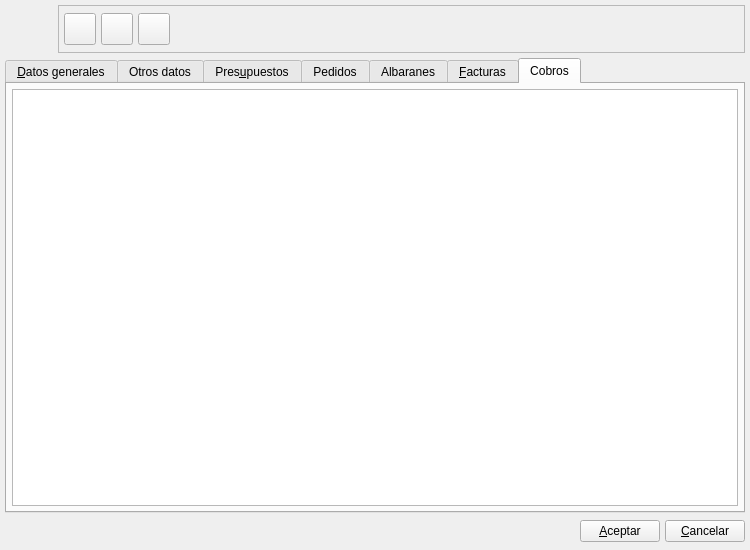
First picture: the form in bulmages/bulmafact/src/clientebase.ui, repository eboladev/Bulmages-1, before the edit.
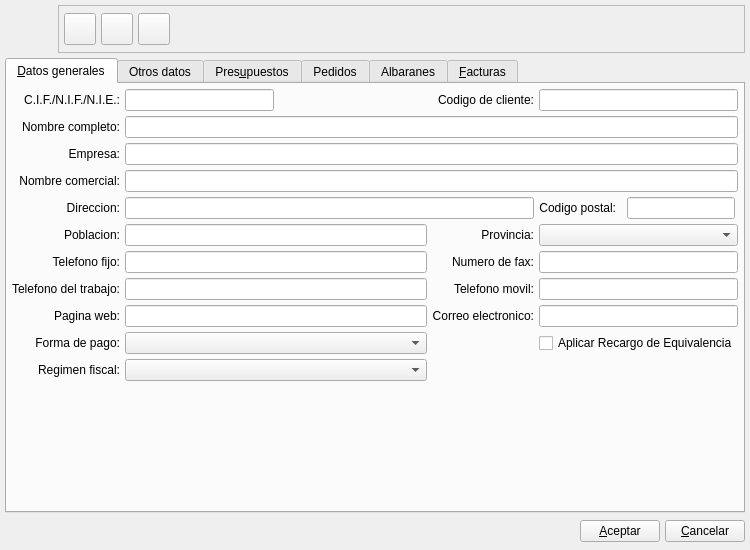
Second picture: the form after the edit. The open tabs and pages were chosen to show the change. Icons and pictures are not drawn. Custom widgets are drawn as their Qt base class.

Commit message: Siguiendo con la linea de reducir el core a la minima expresion saco la gestion de cobros a clientes en forma de plugin. NOTA: Ahora si quereis tener gestion de cobros en bulmafact teneis que agregar este plugin. La funcionalidad es la misma. NOTA II: Habia plugins que trabajaban con cobros y estan modificados para que puedan trabajar igual. Solo que ahora tienen como dependencia este plugin.

The edit to the form file:
```diff
--- a/bulmages/bulmafact/src/clientebase.ui
+++ b/bulmages/bulmafact/src/clientebase.ui
@@ -216,6 +216,43 @@
      </item>
     </layout>
    </item>
+   <item row="2" column="0" >
+    <layout class="QHBoxLayout" >
+     <property name="spacing" >
+      <number>5</number>
+     </property>
+     <property name="margin" >
+      <number>0</number>
+     </property>
+     <item>
+      <spacer>
+       <property name="orientation" >
+        <enum>Qt::Horizontal</enum>
+       </property>
+       <property name="sizeHint" stdset="0" >
+        <size>
+         <width>331</width>
+         <height>27</height>
+        </size>
+       </property>
+      </spacer>
+     </item>
+     <item>
+      <widget class="QPushButton" name="mui_aceptar" >
+       <property name="text" >
+        <string>&amp;Aceptar</string>
+       </property>
+      </widget>
+     </item>
+     <item>
+      <widget class="QPushButton" name="mui_cancelar" >
+       <property name="text" >
+        <string>&amp;Cancelar</string>
+       </property>
+      </widget>
+     </item>
+    </layout>
+   </item>
    <item row="1" column="0" >
     <widget class="QTabWidget" name="mui_tab" >
      <property name="enabled" >
@@ -820,69 +857,8 @@
        </item>
       </layout>
      </widget>
-     <widget class="QWidget" name="Tab6" >
-      <property name="geometry" >
-       <rect>
-        <x>0</x>
-        <y>0</y>
-        <width>640</width>
-        <height>409</height>
-       </rect>
-      </property>
-      <attribute name="title" >
-       <string>Cobros</string>
-      </attribute>
-      <layout class="QGridLayout" >
-       <property name="margin" >
-        <number>5</number>
-       </property>
-       <property name="spacing" >
-        <number>5</number>
-       </property>
-       <item row="0" column="0" >
-        <widget class="CobrosList" name="m_listcobros" />
-       </item>
-      </layout>
-     </widget>
     </widget>
    </item>
-   <item row="2" column="0" >
-    <layout class="QHBoxLayout" >
-     <property name="spacing" >
-      <number>5</number>
-     </property>
-     <property name="margin" >
-      <number>0</number>
-     </property>
-     <item>
-      <spacer>
-       <property name="orientation" >
-        <enum>Qt::Horizontal</enum>
-       </property>
-       <property name="sizeHint" stdset="0" >
-        <size>
-         <width>331</width>
-         <height>27</height>
-        </size>
-       </property>
-      </spacer>
-     </item>
-     <item>
-      <widget class="QPushButton" name="mui_aceptar" >
-       <property name="text" >
-        <string>&amp;Aceptar</string>
-       </property>
-      </widget>
-     </item>
-     <item>
-      <widget class="QPushButton" name="mui_cancelar" >
-       <property name="text" >
-        <string>&amp;Cancelar</string>
-       </property>
-      </widget>
-     </item>
-    </layout>
-   </item>
   </layout>
  </widget>
  <layoutdefault spacing="2" margin="5" />
@@ -907,11 +883,6 @@
    <extends>QWidget</extends>
    <header>facturaslist.h</header>
   </customwidget>
-  <customwidget>
-   <class>CobrosList</class>
-   <extends>QTableWidget</extends>
-   <header>cobroslist.h</header>
-  </customwidget>
   <customwidget>
    <class>BusquedaRegimenFiscal</class>
    <extends>QComboBox</extends>
```
Left out of the diff: 5 changed lines with no effect on the pictures. The commit also changes 34 other files.
